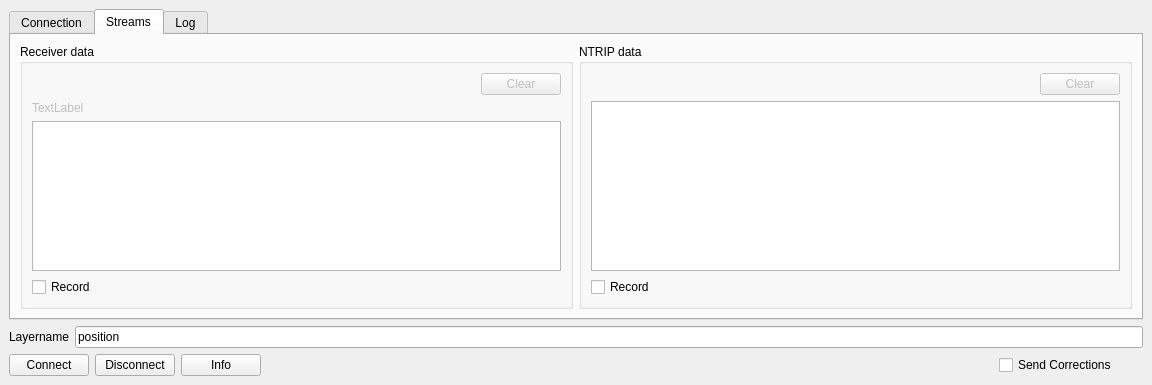
geopackix/qgis-ntrip-client, file q_ntrip_client_dockwidget_base.ui: the form before one commit.
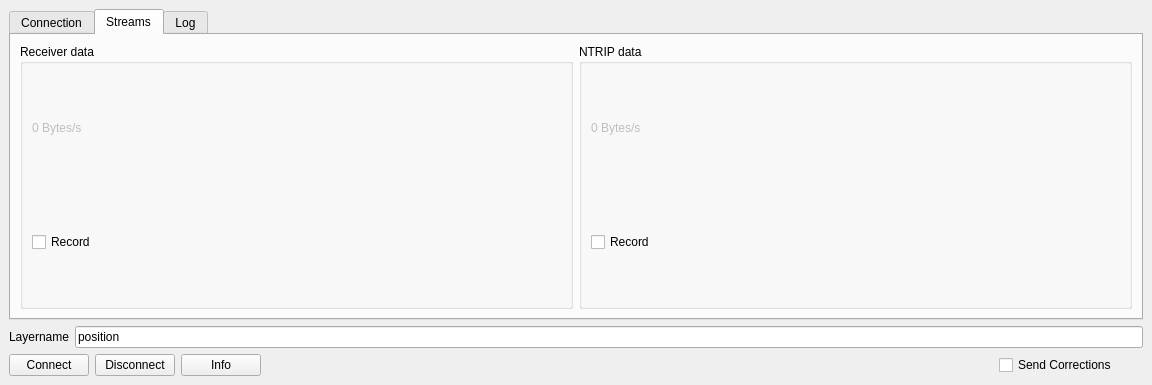
The form after the commit. Icons and pictures are not drawn. Custom widgets are drawn as their Qt base class.

The edit to the form file:
```diff
--- a/q_ntrip_client_dockwidget_base.ui
+++ b/q_ntrip_client_dockwidget_base.ui
@@ -305,45 +305,15 @@
           </property>
           <layout class="QVBoxLayout" name="verticalLayout_3">
            <item>
-            <layout class="QHBoxLayout" name="horizontalLayout_9">
-             <item>
-              <spacer name="horizontalSpacer_2">
-               <property name="orientation">
-                <enum>Qt::Horizontal</enum>
-               </property>
-               <property name="sizeHint" stdset="0">
-                <size>
-                 <width>40</width>
-                 <height>20</height>
-                </size>
-               </property>
-              </spacer>
-             </item>
-             <item>
-              <widget class="QPushButton" name="clearReceiverLogBtn">
-               <property name="enabled">
-                <bool>false</bool>
-               </property>
-               <property name="text">
-                <string>Clear</string>
-               </property>
-              </widget>
-             </item>
-            </layout>
-           </item>
-           <item>
-            <widget class="QLabel" name="lblReceivedRTCMData">
+            <widget class="QLabel" name="lblReceivedSerialData">
              <property name="enabled">
               <bool>false</bool>
              </property>
              <property name="text">
-              <string>TextLabel</string>
+              <string>0 Bytes/s</string>
              </property>
             </widget>
            </item>
-           <item>
-            <widget class="QTextEdit" name="logReceiver"/>
-           </item>
            <item>
             <layout class="QHBoxLayout" name="horizontalLayout_6">
              <item>
@@ -374,37 +344,7 @@
            <string>NTRIP data</string>
           </property>
           <layout class="QGridLayout" name="gridLayout_5">
-           <item row="3" column="0">
-            <widget class="QTextEdit" name="logNtrip"/>
-           </item>
-           <item row="0" column="0">
-            <layout class="QHBoxLayout" name="horizontalLayout_10">
-             <item>
-              <spacer name="horizontalSpacer_4">
-               <property name="orientation">
-                <enum>Qt::Horizontal</enum>
-               </property>
-               <property name="sizeHint" stdset="0">
-                <size>
-                 <width>40</width>
-                 <height>20</height>
-                </size>
-               </property>
-              </spacer>
-             </item>
-             <item>
-              <widget class="QPushButton" name="clearNtripLogBtn">
-               <property name="enabled">
-                <bool>false</bool>
-               </property>
-               <property name="text">
-                <string>Clear</string>
-               </property>
-              </widget>
-             </item>
-            </layout>
-           </item>
-           <item row="4" column="0">
+           <item row="2" column="0">
             <layout class="QHBoxLayout" name="horizontalLayout_7">
              <item>
               <widget class="QCheckBox" name="checkBoxRecordNtrip">
@@ -425,6 +365,16 @@
              </item>
             </layout>
            </item>
+           <item row="0" column="0">
+            <widget class="QLabel" name="lblReceivedRTCMData">
+             <property name="enabled">
+              <bool>false</bool>
+             </property>
+             <property name="text">
+              <string>0 Bytes/s</string>
+             </property>
+            </widget>
+           </item>
           </layout>
          </widget>
         </item>
```
